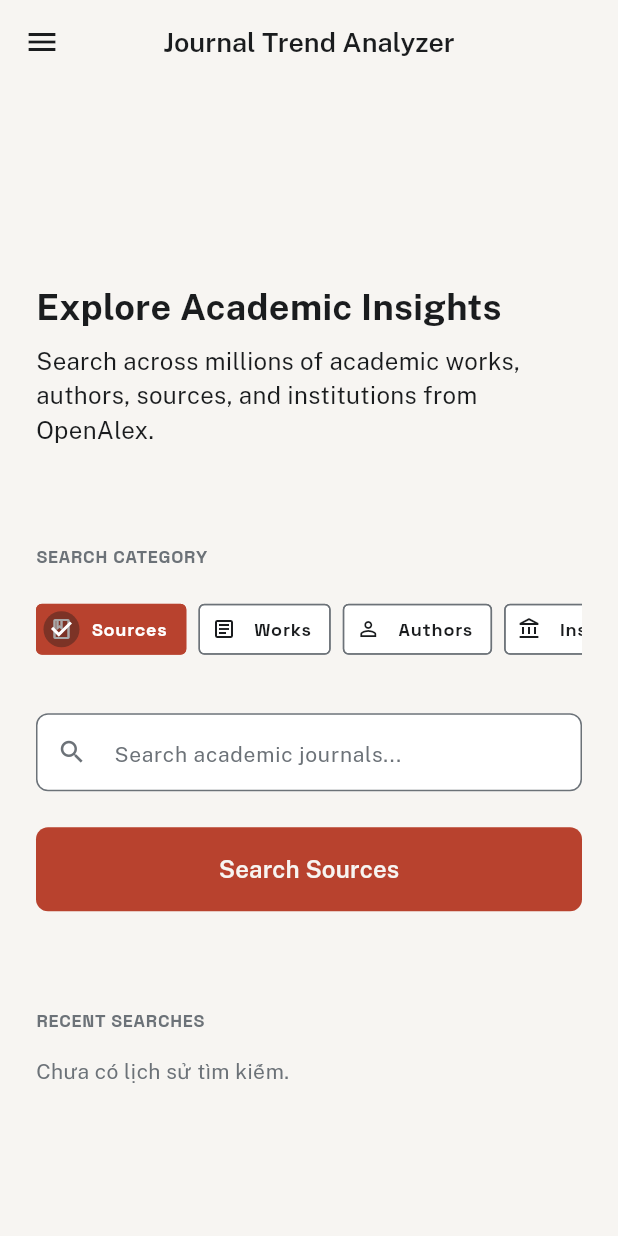
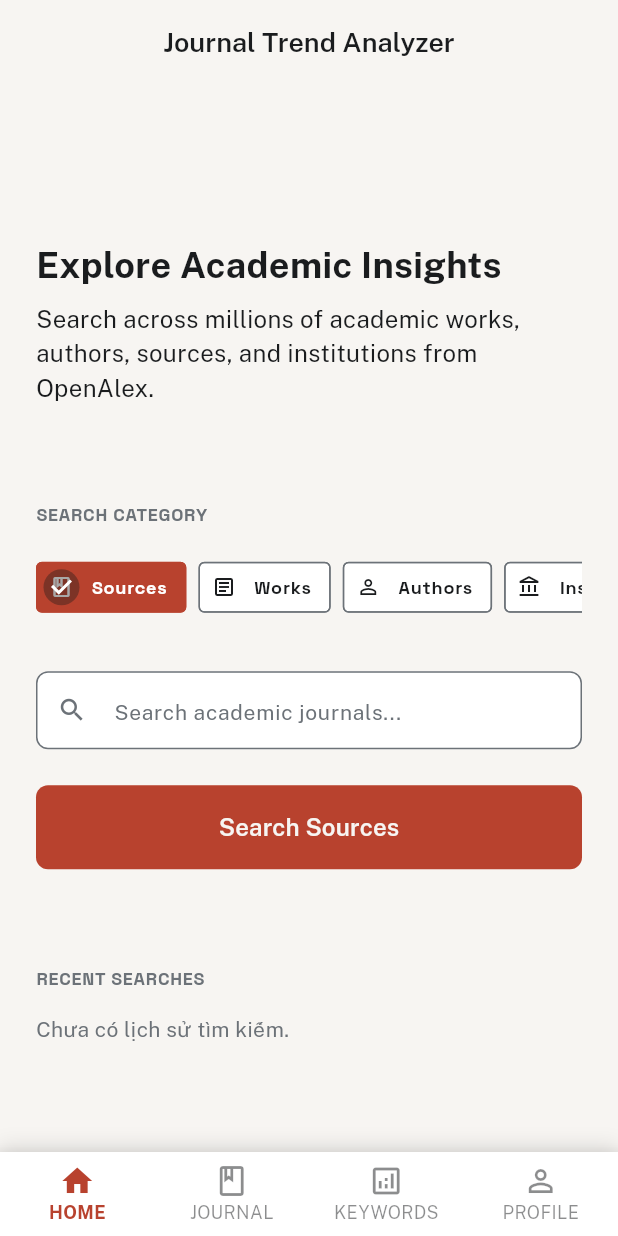
Before and after one commit to KayzKiet1/Journal-Trend-Analyzer, a Flutter app: the screen it shows after launch, on a phone screen of 412 x 824 dp. Run offline on Flutter 3.47's test engine with Material 3 defaults, Android fonts, the light colour scheme and no system bars; our stand-ins replace fl_chart, google_fonts, shared_preferences; network calls fail.

Commit message:
Bottom Navigation Bar

```diff
--- a/lib/main.dart
+++ b/lib/main.dart
@@ -3,7 +3,7 @@ import 'package:provider/provider.dart';
 import 'controllers/publication_controller.dart';
 import 'controllers/analysis_controller.dart';
 import 'controllers/user_controller.dart';
-import 'screens/home_screen.dart';
+import 'screens/main_screen.dart';
 import 'utils/app_theme.dart';
 
 void main() {
@@ -27,7 +27,7 @@ class JournalTrendAnalyzerApp extends StatelessWidget {
         title: 'Journal Trend Analyzer',
         debugShowCheckedModeBanner: false,
         theme: AppTheme.lightTheme,
-        home: const HomeScreen(),
+        home: const MainScreen(),
       ),
     );
   }
--- a/lib/screens/home_screen.dart
+++ b/lib/screens/home_screen.dart
@@ -7,7 +7,6 @@ import '../utils/app_spacing.dart';
 import '../utils/app_text_styles.dart';
 import '../widgets/app_text_field.dart';
 import '../widgets/app_button.dart';
-import '../widgets/app_drawer.dart';
 import 'search_result_screen.dart';
 
 class HomeScreen extends StatefulWidget {
@@ -84,7 +83,6 @@ class _HomeScreenState extends State<HomeScreen> {
         title: const Text('Journal Trend Analyzer'),
         elevation: 0,
       ),
-      drawer: const AppDrawer(currentRoute: 'home'),
       body: Center(
         child: ConstrainedBox(
           constraints: const BoxConstraints(maxWidth: 800),
--- /dev/null
+++ b/lib/screens/main_screen.dart
@@ -0,0 +1,94 @@
+import 'package:flutter/material.dart';
+import 'package:provider/provider.dart';
+import '../controllers/publication_controller.dart';
+import '../utils/app_colors.dart';
+import 'home_screen.dart';
+import 'search_result_screen.dart';
+import 'dashboard_screen.dart';
+import 'profile_screen.dart';
+
+class MainScreen extends StatefulWidget {
+  const MainScreen({super.key});
+
+  @override
+  State<MainScreen> createState() => _MainScreenState();
+}
+
+class _MainScreenState extends State<MainScreen> {
+  int _selectedIndex = 0;
+
+  void _onItemTapped(int index) {
+    setState(() {
+      _selectedIndex = index;
+    });
+  }
+
+  @override
+  Widget build(BuildContext context) {
+    final controller = context.watch<PublicationController>();
+
+    final List<Widget> screens = [
+      const HomeScreen(),
+      SearchResultScreen(
+        topic: controller.lastSearchCategory == 'Sources' ? controller.lastSearchText : '',
+        category: 'Sources',
+      ),
+      DashboardScreen(
+        route: 'keywords',
+        journal: controller.lastAnalyzedJournal,
+        trends: controller.lastTrends,
+      ),
+      const ProfileScreen(),
+    ];
+
+    return Scaffold(
+      body: IndexedStack(
+        index: _selectedIndex,
+        children: screens,
+      ),
+      bottomNavigationBar: Container(
+        decoration: BoxDecoration(
+          boxShadow: [
+            BoxShadow(
+              color: Colors.black.withValues(alpha: 0.1),
+              blurRadius: 10,
+              offset: const Offset(0, -5),
+            ),
+          ],
+        ),
+        child: BottomNavigationBar(
+          currentIndex: _selectedIndex,
+          onTap: _onItemTapped,
+          type: BottomNavigationBarType.fixed,
+          backgroundColor: AppColors.surface,
+          selectedItemColor: AppColors.accent,
+          unselectedItemColor: AppColors.primary.withValues(alpha: 0.5),
+          selectedLabelStyle: const TextStyle(fontWeight: FontWeight.bold, fontSize: 12),
+          unselectedLabelStyle: const TextStyle(fontSize: 12),
+          items: const [
+            BottomNavigationBarItem(
+              icon: Icon(Icons.home_outlined),
+              activeIcon: Icon(Icons.home),
+              label: 'HOME',
+            ),
+            BottomNavigationBarItem(
+              icon: Icon(Icons.book_outlined),
+              activeIcon: Icon(Icons.book),
+              label: 'JOURNAL',
+            ),
+            BottomNavigationBarItem(
+              icon: Icon(Icons.analytics_outlined),
+              activeIcon: Icon(Icons.analytics),
+              label: 'KEYWORDS',
+            ),
+            BottomNavigationBarItem(
+              icon: Icon(Icons.person_outline),
+              activeIcon: Icon(Icons.person),
+              label: 'PROFILE',
+            ),
+          ],
+        ),
+      ),
+    );
+  }
+}
--- a/lib/screens/profile_screen.dart
+++ b/lib/screens/profile_screen.dart
@@ -6,7 +6,6 @@ import '../controllers/analysis_controller.dart';
 import '../utils/app_colors.dart';
 import '../utils/app_spacing.dart';
 import '../utils/app_text_styles.dart';
-import '../widgets/app_drawer.dart';
 
 class ProfileScreen extends StatefulWidget {
   const ProfileScreen({super.key});
@@ -62,7 +61,6 @@ class _ProfileScreenState extends State<ProfileScreen> {
       appBar: AppBar(
         title: const Text('Hồ sơ người dùng'),
       ),
-      drawer: const AppDrawer(currentRoute: 'profile'),
       body: SingleChildScrollView(
         padding: const EdgeInsets.all(AppSpacing.lg),
         child: Column(
```
Also changed, not shown: lib/screens/dashboard_screen.dart (+38 -3 lines), lib/screens/search_result_screen.dart (+12 -12 lines), 1 other file.
